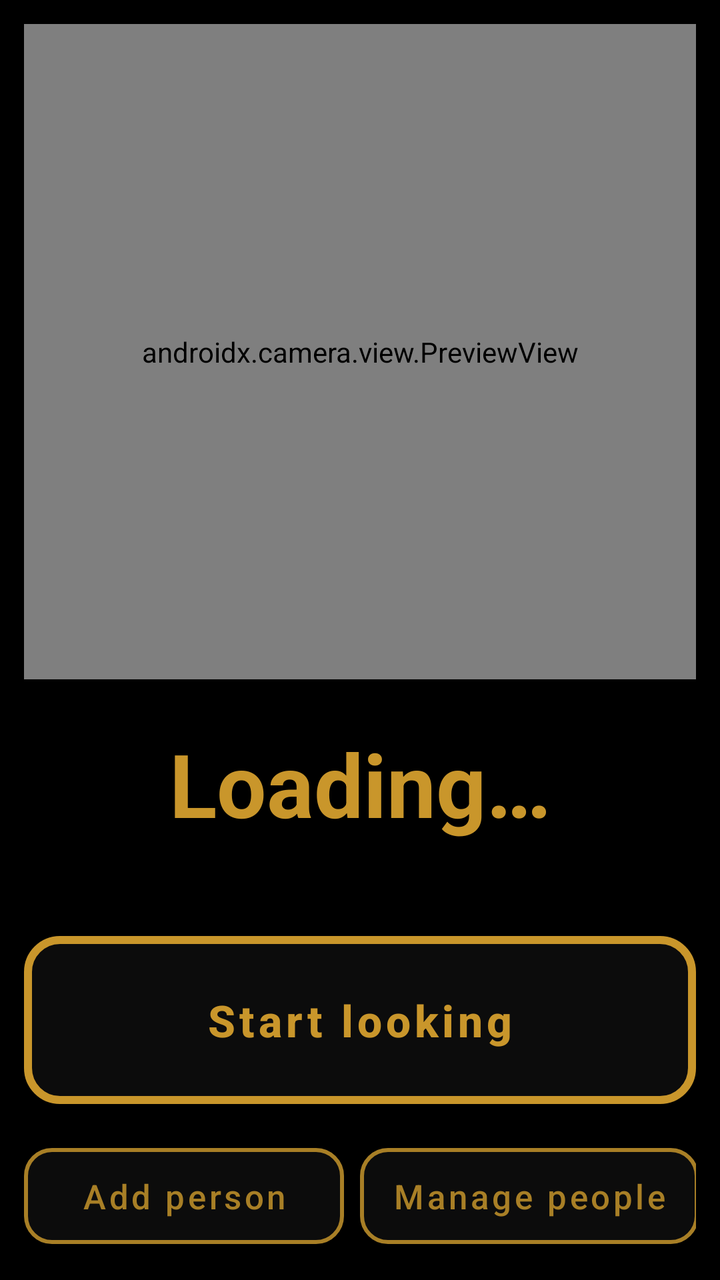
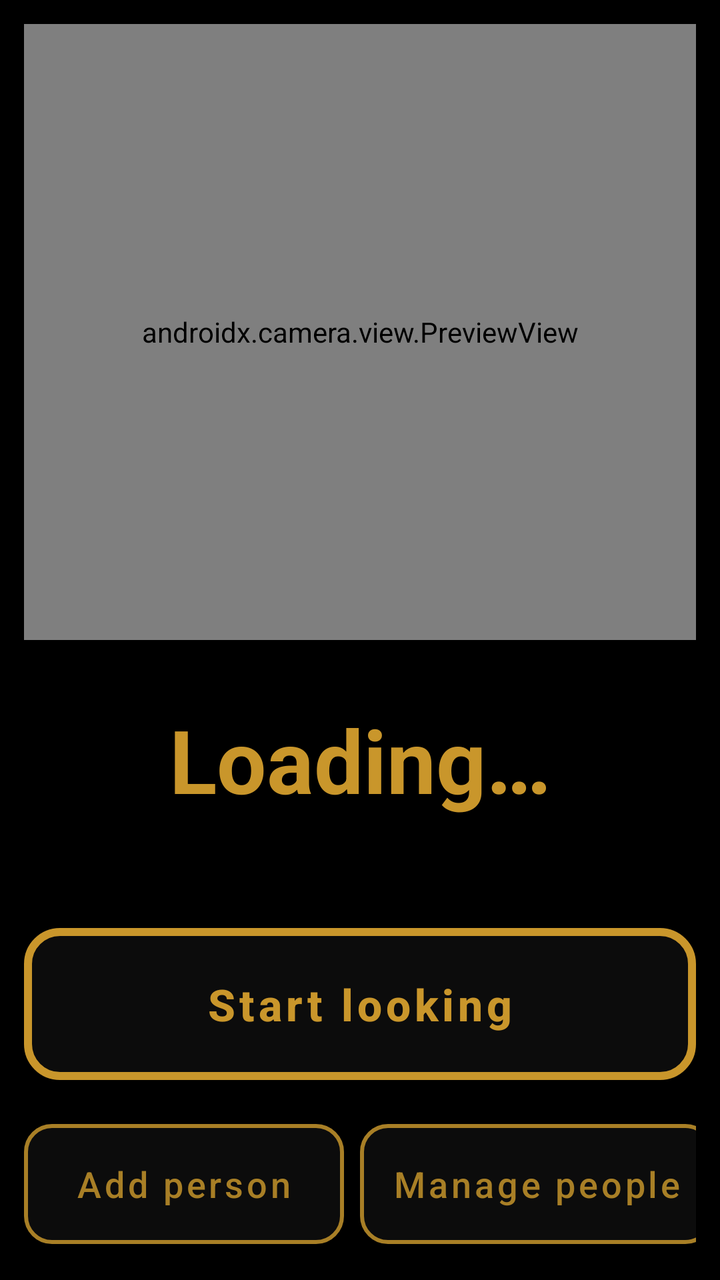

An Android layout rendered at two revisions. The XML below is the earlier revision; the diff shows what the commit changed to produce the second picture.
<!-- AndroidManifest.xml: application theme Theme.FaceID -->
<!-- res/layout/activity_main.xml -->
<?xml version="1.0" encoding="utf-8"?>
<LinearLayout xmlns:android="http://schemas.android.com/apk/res/android"
    android:layout_width="match_parent"
    android:layout_height="match_parent"
    android:background="@color/black"
    android:orientation="vertical"
    android:padding="12dp">

    
    <androidx.camera.view.PreviewView
        android:id="@+id/preview"
        android:layout_width="match_parent"
        android:layout_height="0dp"
        android:layout_weight="1"
        android:minHeight="150dp"
        android:importantForAccessibility="no" />

    <TextView
        android:id="@+id/tvResult"
        android:layout_width="match_parent"
        android:layout_height="wrap_content"
        android:layout_marginTop="10dp"
        android:gravity="center"
        android:minHeight="84dp"
        android:maxLines="3"
        android:textColor="@color/amber"
        android:textSize="34sp"
        android:textStyle="bold"
        android:autoSizeTextType="uniform"
        android:autoSizeMinTextSize="20sp"
        android:autoSizeMaxTextSize="44sp"
        android:accessibilityLiveRegion="polite"
        android:text="@string/status_loading" />

    <TextView
        android:id="@+id/tvDetail"
        android:layout_width="match_parent"
        android:layout_height="wrap_content"
        android:gravity="center"
        android:paddingBottom="8dp"
        android:textColor="@color/grey_dim"
        android:textSize="15sp"
        android:importantForAccessibility="no"
        android:text="" />

    <com.google.android.material.button.MaterialButton
        android:id="@+id/btnMain"
        style="@style/BigButton"
        android:layout_width="match_parent"
        android:layout_height="96dp"
        android:text="@string/btn_start" />

    
    <HorizontalScrollView
        android:layout_width="match_parent"
        android:layout_height="wrap_content"
        android:layout_marginTop="10dp"
        android:scrollbars="none"
        android:clipToPadding="false">

        <LinearLayout
            android:layout_width="wrap_content"
            android:layout_height="wrap_content"
            android:orientation="horizontal">

            <com.google.android.material.button.MaterialButton
                android:id="@+id/btnAdd"
                style="@style/SecondaryButton"
                android:layout_width="wrap_content"
                android:layout_height="60dp"
                android:minWidth="160dp"
                android:layout_marginEnd="8dp"
                android:text="@string/btn_add" />

            <com.google.android.material.button.MaterialButton
                android:id="@+id/btnPeople"
                style="@style/SecondaryButton"
                android:layout_width="wrap_content"
                android:layout_height="60dp"
                android:minWidth="160dp"
                android:layout_marginEnd="8dp"
                android:text="@string/btn_people" />

            <com.google.android.material.button.MaterialButton
                android:id="@+id/btnReload"
                style="@style/SecondaryButton"
                android:layout_width="wrap_content"
                android:layout_height="60dp"
                android:minWidth="160dp"
                android:layout_marginEnd="8dp"
                android:text="@string/btn_reload" />

            <com.google.android.material.button.MaterialButton
                android:id="@+id/btnSensitivity"
                style="@style/SecondaryButton"
                android:layout_width="wrap_content"
                android:layout_height="60dp"
                android:minWidth="160dp"
                android:text="@string/btn_sensitivity" />

        </LinearLayout>
    </HorizontalScrollView>

</LinearLayout>
<!-- resources referenced by this layout -->
<resources>
  <color name="amber">#FFC9962B</color>
  <color name="black">#FF000000</color>
  <color name="grey_dim">#FF6E6E6E</color>
  <string name="btn_add">Add person</string>
  <string name="btn_people">Manage people</string>
  <string name="btn_reload">Reload people</string>
  <string name="btn_sensitivity">Sensitivity</string>
  <string name="btn_start">Start looking</string>
  <string name="status_loading">Loading…</string>
  <style name="BigButton" parent="Widget.MaterialComponents.Button.OutlinedButton">
          <item name="android:textSize">22sp</item>
          <item name="android:textStyle">bold</item>
          <item name="android:textColor">@color/amber</item>
          <item name="backgroundTint">@color/button_face</item>
          <item name="strokeColor">@color/amber</item>
          <item name="strokeWidth">4dp</item>
          <item name="cornerRadius">18dp</item>
          <item name="rippleColor">@color/amber_dim</item>
          <item name="android:textAllCaps">false</item>
      </style>
  <style name="SecondaryButton" parent="Widget.MaterialComponents.Button.OutlinedButton">
          <item name="android:textSize">17sp</item>
          <item name="android:textColor">@color/amber_dim</item>
          <item name="backgroundTint">@color/button_face</item>
          <item name="strokeColor">@color/amber_dim</item>
          <item name="strokeWidth">2dp</item>
          <item name="cornerRadius">14dp</item>
          <item name="rippleColor">@color/amber_dim</item>
          <item name="android:textAllCaps">false</item>
      </style>
  <style name="Theme.FaceID" parent="Theme.MaterialComponents.NoActionBar">
          <item name="colorPrimary">@color/amber</item>
          <item name="colorPrimaryDark">@color/black</item>
          <item name="colorAccent">@color/amber</item>
          <item name="android:windowBackground">@color/black</item>
          <item name="android:statusBarColor" tools:targetApi="21">@color/black</item>
          <item name="android:navigationBarColor" tools:targetApi="21">@color/black</item>
      </style>
  <color name="button_face">#FF0C0C0C</color>
  <color name="amber_dim">#FFA87F26</color>
</resources>

<!-- the commit's change to res/layout/activity_main.xml (unified diff, before → after) -->
@@ -4,101 +4,107 @@
     android:layout_height="match_parent"
     android:background="@color/black"
     android:orientation="vertical"
+    android:weightSum="2"
     android:padding="12dp">
 
-    
     <androidx.camera.view.PreviewView
         android:id="@+id/preview"
         android:layout_width="match_parent"
         android:layout_height="0dp"
         android:layout_weight="1"
-        android:minHeight="150dp"
         android:importantForAccessibility="no" />
 
-    <TextView
-        android:id="@+id/tvResult"
+    <LinearLayout
         android:layout_width="match_parent"
-        android:layout_height="wrap_content"
-        android:layout_marginTop="10dp"
-        android:gravity="center"
-        android:minHeight="84dp"
-        android:maxLines="3"
-        android:textColor="@color/amber"
-        android:textSize="34sp"
-        android:textStyle="bold"
-        android:autoSizeTextType="uniform"
-        android:autoSizeMinTextSize="20sp"
-        android:autoSizeMaxTextSize="44sp"
-        android:accessibilityLiveRegion="polite"
-        android:text="@string/status_loading" />
+        android:layout_height="0dp"
+        android:layout_weight="1"
+        android:orientation="vertical">
 
-    <TextView
-        android:id="@+id/tvDetail"
-        android:layout_width="match_parent"
-        android:layout_height="wrap_content"
-        android:gravity="center"
-        android:paddingBottom="8dp"
-        android:textColor="@color/grey_dim"
-        android:textSize="15sp"
-        android:importantForAccessibility="no"
-        android:text="" />
+        <TextView
+            android:id="@+id/tvResult"
+            android:layout_width="match_parent"
+            android:layout_height="0dp"
+            android:layout_weight="1"
+            android:layout_marginTop="10dp"
+            android:gravity="center"
+            android:maxLines="3"
+            android:textColor="@color/amber"
+            android:textSize="34sp"
+            android:textStyle="bold"
+            android:autoSizeTextType="uniform"
+            android:autoSizeMinTextSize="18sp"
+            android:autoSizeMaxTextSize="44sp"
+            android:accessibilityLiveRegion="polite"
+            android:text="@string/status_loading" />
 
-    <com.google.android.material.button.MaterialButton
-        android:id="@+id/btnMain"
-        style="@style/BigButton"
-        android:layout_width="match_parent"
-        android:layout_height="96dp"
-        android:text="@string/btn_start" />
+        <TextView
+            android:id="@+id/tvDetail"
+            android:layout_width="match_parent"
+            android:layout_height="wrap_content"
+            android:gravity="center"
+            android:paddingBottom="8dp"
+            android:textColor="@color/grey_dim"
+            android:textSize="15sp"
+            android:importantForAccessibility="no"
+            android:text="" />
 
-    
-    <HorizontalScrollView
-        android:layout_width="match_parent"
-        android:layout_height="wrap_content"
-        android:layout_marginTop="10dp"
-        android:scrollbars="none"
-        android:clipToPadding="false">
+        <com.google.android.material.button.MaterialButton
+            android:id="@+id/btnMain"
+            style="@style/BigButton"
+            android:layout_width="match_parent"
+            android:layout_height="88dp"
+            android:text="@string/btn_start" />
 
-        <LinearLayout
-            android:layout_width="wrap_content"
+        <HorizontalScrollView
+            android:layout_width="match_parent"
             android:layout_height="wrap_content"
-            android:orientation="horizontal">
+            android:layout_marginTop="10dp"
+            android:scrollbars="none"
+            android:clipToPadding="false">
 
-            <com.google.android.material.button.MaterialButton
-                android:id="@+id/btnAdd"
-                style="@style/SecondaryButton"
+            <LinearLayout
                 android:layout_width="wrap_content"
-                android:layout_height="60dp"
-                android:minWidth="160dp"
-                android:layout_marginEnd="8dp"
-                android:text="@string/btn_add" />
+                android:layout_height="wrap_content"
+                android:orientation="horizontal">
 
-            <com.google.android.material.button.MaterialButton
-                android:id="@+id/btnPeople"
-                style="@style/SecondaryButton"
-                android:layout_width="wrap_content"
-                android:layout_height="60dp"
-                android:minWidth="160dp"
-                android:layout_marginEnd="8dp"
-                android:text="@string/btn_people" />
+                <com.google.android.material.button.MaterialButton
+                    android:id="@+id/btnAdd"
+                    style="@style/SecondaryButton"
+                    android:layout_width="wrap_content"
+                    android:layout_height="72dp"
+                    android:minWidth="160dp"
+                    android:layout_marginEnd="8dp"
+                    android:text="@string/btn_add" />
 
-            <com.google.android.material.button.MaterialButton
-                android:id="@+id/btnReload"
-                style="@style/SecondaryButton"
-                android:layout_width="wrap_content"
-                android:layout_height="60dp"
-                android:minWidth="160dp"
-                android:layout_marginEnd="8dp"
-                android:text="@string/btn_reload" />
+                <com.google.android.material.button.MaterialButton
+                    android:id="@+id/btnPeople"
+                    style="@style/SecondaryButton"
+                    android:layout_width="wrap_content"
+                    android:layout_height="72dp"
+                    android:minWidth="160dp"
+                    android:layout_marginEnd="8dp"
+                    android:text="@string/btn_people" />
 
-            <com.google.android.material.button.MaterialButton
-                android:id="@+id/btnSensitivity"
-                style="@style/SecondaryButton"
-                android:layout_width="wrap_content"
-                android:layout_height="60dp"
-                android:minWidth="160dp"
-                android:text="@string/btn_sensitivity" />
+                <com.google.android.material.button.MaterialButton
+                    android:id="@+id/btnReload"
+                    style="@style/SecondaryButton"
+                    android:layout_width="wrap_content"
+                    android:layout_height="72dp"
+                    android:minWidth="160dp"
+                    android:layout_marginEnd="8dp"
+                    android:text="@string/btn_reload" />
 
-        </LinearLayout>
-    </HorizontalScrollView>
+                <com.google.android.material.button.MaterialButton
+                    android:id="@+id/btnSensitivity"
+                    style="@style/SecondaryButton"
+                    android:layout_width="wrap_content"
+                    android:layout_height="72dp"
+                    android:minWidth="160dp"
+                    android:text="@string/btn_sensitivity" />
+
+            </LinearLayout>
+        </HorizontalScrollView>
+
+    </LinearLayout>
 
 </LinearLayout>
<!-- resource entries referenced after the edit -->
@@ -13,7 +13,7 @@
           <item name="android:textSize">22sp</item>
           <item name="android:textStyle">bold</item>
           <item name="android:textColor">@color/amber</item>
-          <item name="backgroundTint">@color/button_face</item>
+          <item name="backgroundTint">@color/button_face_selector</item>
           <item name="strokeColor">@color/amber</item>
           <item name="strokeWidth">4dp</item>
           <item name="cornerRadius">18dp</item>
@@ -21,9 +21,9 @@
           <item name="android:textAllCaps">false</item>
       </style>
   <style name="SecondaryButton" parent="Widget.MaterialComponents.Button.OutlinedButton">
-          <item name="android:textSize">17sp</item>
+          <item name="android:textSize">18sp</item>
           <item name="android:textColor">@color/amber_dim</item>
-          <item name="backgroundTint">@color/button_face</item>
+          <item name="backgroundTint">@color/button_face_selector</item>
           <item name="strokeColor">@color/amber_dim</item>
           <item name="strokeWidth">2dp</item>
           <item name="cornerRadius">14dp</item>
@@ -37,8 +37,10 @@
           <item name="android:windowBackground">@color/black</item>
           <item name="android:statusBarColor" tools:targetApi="21">@color/black</item>
           <item name="android:navigationBarColor" tools:targetApi="21">@color/black</item>
+          
+          <item name="colorSurface">@color/black</item>
+          <item name="colorOnSurface">@color/amber_dim</item>
       </style>
-  <color name="button_face">#FF0C0C0C</color>
   <color name="amber_dim">#FFA87F26</color>
 </resources>
 
